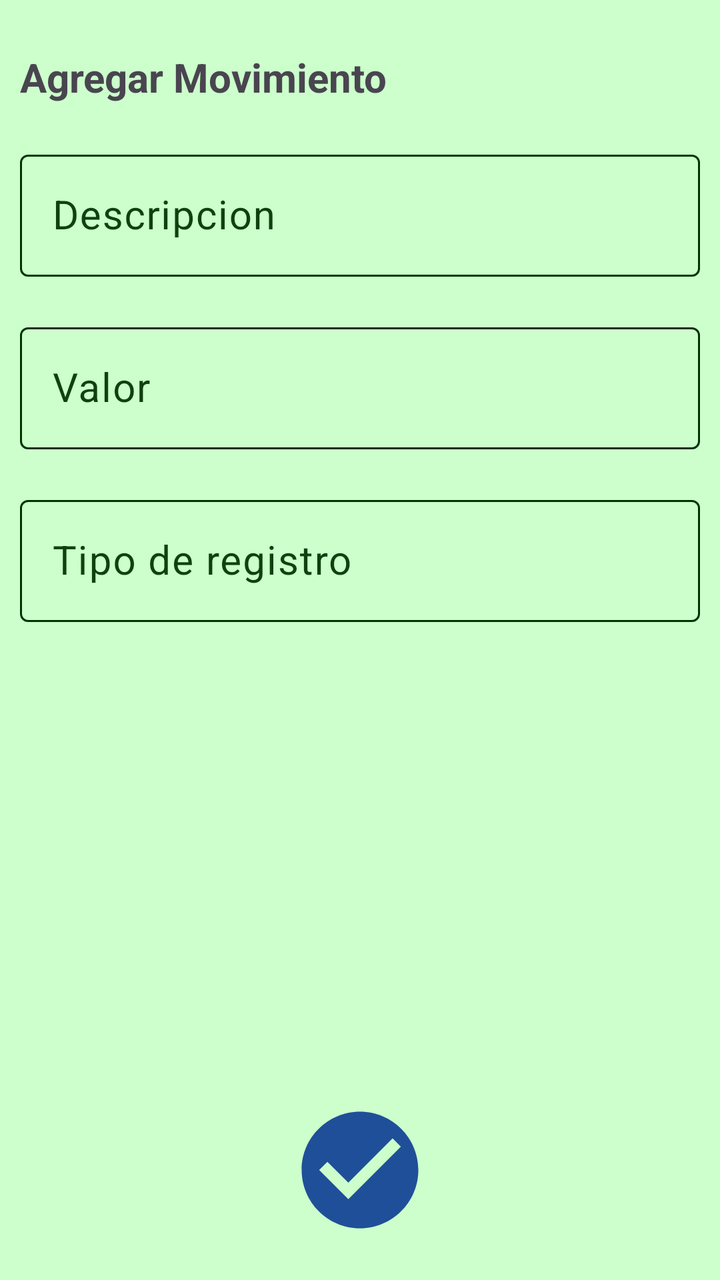
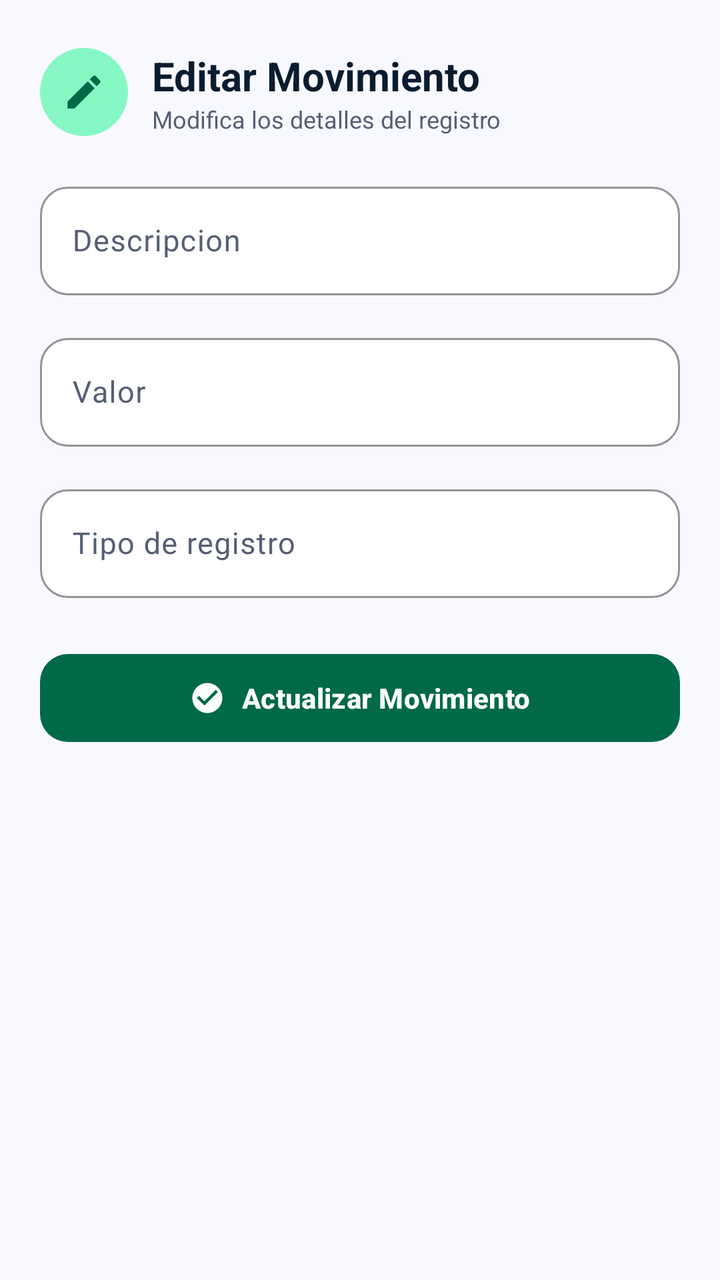

The first picture is an Android layout as it rendered before a commit; the second is the same layout after the commit. The layout source and the unified diff follow.
<!-- AndroidManifest.xml: application theme Theme.MyLittleFinanControl -->
<!-- res/layout/activity_actualizar_movimiento.xml -->
<?xml version="1.0" encoding="utf-8"?>
<RelativeLayout
    xmlns:android="http://schemas.android.com/apk/res/android"
    xmlns:app="http://schemas.android.com/apk/res-auto"
    xmlns:tools="http://schemas.android.com/tools"
    android:id="@+id/main"
    android:layout_width="match_parent"
    android:layout_height="match_parent"
    android:orientation="vertical"
    android:fitsSystemWindows="true"
    tools:context=".ActualizarMovimientoActivity">

    <TextView
        android:id="@+id/txtAgregarNota"
        android:text="@string/txtAgregarNota"
        android:textStyle="bold"
        android:layout_width="wrap_content"
        android:layout_height="wrap_content"
        android:layout_alignParentTop="true"
        android:layout_marginTop="15dp"
        android:textSize="20sp"
        android:padding="10dp"/>

    <com.google.android.material.textfield.TextInputLayout
        android:id="@+id/TILdescripcion"
        android:layout_width="match_parent"
        android:layout_height="wrap_content"
        android:layout_below="@+id/txtAgregarNota"
        android:padding="10dp">

        <EditText
            android:id="@+id/etDescripcion"
            android:maxLines="1"
            android:textSize="20sp"
            android:hint="@string/etDescripcion"
            android:layout_width="match_parent"
            android:layout_height="wrap_content"
            />
    </com.google.android.material.textfield.TextInputLayout>

    <com.google.android.material.textfield.TextInputLayout
        android:layout_width="match_parent"
        android:layout_height="wrap_content"
        android:id="@+id/TILValor"
        android:layout_below="@+id/TILdescripcion"
        android:padding="10dp">

        <EditText
            android:id="@+id/etValor"
            android:hint="@string/etValor"
            android:textSize="20sp"
            android:layout_width="match_parent"
            android:layout_height="wrap_content"/>

    </com.google.android.material.textfield.TextInputLayout>

    <com.google.android.material.textfield.TextInputLayout
        android:layout_width="match_parent"
        android:layout_height="wrap_content"
        android:layout_below="@+id/TILValor"
        android:padding="10dp">

        <EditText
            android:id="@+id/etTipoReg"
            android:hint="@string/etTipoReg"
            android:textSize="20sp"
            android:layout_width="match_parent"
            android:layout_height="wrap_content"/>

    </com.google.android.material.textfield.TextInputLayout>

    <ImageView
        android:id="@+id/ivActualizarMovimiento"
        android:src="@drawable/ic_check"
        android:layout_alignParentBottom="true"
        android:layout_centerInParent="true"
        android:layout_marginEnd="15dp"
        android:layout_marginBottom="20dp"
        android:layout_width="70dp"
        android:layout_height="70dp"/>

</RelativeLayout>
<!-- resources referenced by this layout -->
<resources>
  <string name="etValor">Valor</string>
  <string name="txtAgregarNota">Agregar Movimiento</string>
  <style name="Base.Theme.MyLittleFinanControl" parent="Theme.Material3.DayNight.NoActionBar">
  
          
          <item name="colorPrimary">@color/verde_oscuro</item>
          
          <item name="colorOnPrimary">@android:color/white</item>
  
          
          <item name="colorPrimaryContainer">@color/verde_claro</item>
          
          <item name="colorOnPrimaryContainer">@color/verde_negro</item>
  
          
          <item name="colorSecondary">@color/verde</item>
          
          <item name="colorOnSecondary">@color/verde_negro</item>
  
          
          <item name="colorSecondaryContainer">@color/verde_transparente</item>
          <item name="colorOnSecondaryContainer">@color/verde_negro</item>
  
          
          <item name="colorTertiary">@color/verde_blanco_transparente</item>
          <item name="colorOnTertiary">@color/verde_negro</item>
  
          
          <item name="colorOutline">@color/verde_negro</item>
  
          
          <item name="colorOnSurface">@color/verde_negro</item>
  
          
          
          <item name="android:windowBackground">@color/verde_claro</item>
          
          <item name="colorSurface">@color/verde_blanco_transparente</item>
  
          
          <item name="colorError">@color/rojo_alerta</item>
          <item name="colorOnError">@color/rojo_transparente</item>
  
          
          <item name="android:statusBarColor">@android:color/white</item>
          <item name="android:windowLightStatusBar">true</item>
  
          
          <item name="colorSurfaceVariant">@color/verde_transparente</item>
          <item name="colorOnSurfaceVariant">@color/verde_gris</item>
  
          
          <item name="popupMenuBackground">@android:color/white</item>
          <item name="android:popupBackground">@android:color/white</item>
  
          <item name="colorSurfaceContainer">@color/verde_claro</item>
          <item name="colorSurfaceContainerLow">@color/verde_claro</item>
          <item name="colorSurfaceContainerHigh">@color/verde_claro</item>
          <item name="colorSurfaceContainerHighest">@color/verde_claro</item>
      </style>
  <color name="verde_oscuro">#008000</color>
  <color name="verde_claro">#CCFFCC</color>
  <color name="verde_negro">#003300</color>
  <color name="verde">#00C292</color>
  <color name="verde_transparente">#5FCCFFCC</color>
  <color name="verde_blanco_transparente">#D3F6FFF6</color>
  <color name="rojo_alerta">#F20000</color>
  <color name="rojo_transparente">#7BF69F9F</color>
  <color name="verde_gris">#ED003300</color>
  <!-- unchanged entries left out for length: 4 -->
</resources>

<!-- the commit's change to res/layout/activity_actualizar_movimiento.xml (unified diff, before → after) -->
@@ -1,82 +1,153 @@
 <?xml version="1.0" encoding="utf-8"?>
-<RelativeLayout
-    xmlns:android="http://schemas.android.com/apk/res/android"
+<ScrollView xmlns:android="http://schemas.android.com/apk/res/android"
     xmlns:app="http://schemas.android.com/apk/res-auto"
     xmlns:tools="http://schemas.android.com/tools"
     android:id="@+id/main"
     android:layout_width="match_parent"
     android:layout_height="match_parent"
-    android:orientation="vertical"
+    android:background="@color/surface_bg"
     android:fitsSystemWindows="true"
+    android:scrollbars="none"
     tools:context=".ActualizarMovimientoActivity">
 
-    <TextView
-        android:id="@+id/txtAgregarNota"
-        android:text="@string/txtAgregarNota"
-        android:textStyle="bold"
-        android:layout_width="wrap_content"
-        android:layout_height="wrap_content"
-        android:layout_alignParentTop="true"
-        android:layout_marginTop="15dp"
-        android:textSize="20sp"
-        android:padding="10dp"/>
-
-    <com.google.android.material.textfield.TextInputLayout
-        android:id="@+id/TILdescripcion"
+    <LinearLayout
         android:layout_width="match_parent"
         android:layout_height="wrap_content"
-        android:layout_below="@+id/txtAgregarNota"
-        android:padding="10dp">
+        android:orientation="vertical"
+        android:paddingHorizontal="20dp"
+        android:paddingTop="24dp"
+        android:paddingBottom="36dp">
 
-        <EditText
-            android:id="@+id/etDescripcion"
-            android:maxLines="1"
-            android:textSize="20sp"
-            android:hint="@string/etDescripcion"
+        
+        <LinearLayout
             android:layout_width="match_parent"
             android:layout_height="wrap_content"
-            />
-    </com.google.android.material.textfield.TextInputLayout>
+            android:layout_marginBottom="20dp"
+            android:gravity="center_vertical"
+            android:orientation="horizontal">
 
-    <com.google.android.material.textfield.TextInputLayout
-        android:layout_width="match_parent"
-        android:layout_height="wrap_content"
-        android:id="@+id/TILValor"
-        android:layout_below="@+id/TILdescripcion"
-        android:padding="10dp">
+            <FrameLayout
+                android:layout_width="44dp"
+                android:layout_height="44dp"
+                android:background="@drawable/circle_primary_bg"
+                android:backgroundTint="@color/primary_fixed">
 
-        <EditText
-            android:id="@+id/etValor"
+                <ImageView
+                    android:layout_width="22dp"
+                    android:layout_height="22dp"
+                    android:layout_gravity="center"
+                    android:src="@drawable/ic_edit"
+                    app:tint="@color/primary_emerald" />
+            </FrameLayout>
+
+            <LinearLayout
+                android:layout_width="wrap_content"
+                android:layout_height="wrap_content"
+                android:layout_marginStart="12dp"
+                android:orientation="vertical">
+
+                <TextView
+                    android:id="@+id/txtAgregarNota"
+                    android:layout_width="wrap_content"
+                    android:layout_height="wrap_content"
+                    android:text="Editar Movimiento"
+                    android:textColor="@color/text_primary"
+                    android:textSize="20sp"
+                    android:textStyle="bold" />
+
+                <TextView
+                    android:layout_width="wrap_content"
+                    android:layout_height="wrap_content"
+                    android:text="Modifica los detalles del registro"
+                    android:textColor="@color/text_secondary"
+                    android:textSize="12sp" />
+            </LinearLayout>
+        </LinearLayout>
+
+        
+        <com.google.android.material.textfield.TextInputLayout
+            android:id="@+id/TILdescripcion"
+            style="@style/Widget.Material3.TextInputLayout.OutlinedBox"
+            android:layout_width="match_parent"
+            android:layout_height="wrap_content"
+            android:layout_marginBottom="16dp"
+            android:hint="@string/etDescripcion"
+            app:boxBackgroundColor="@color/surface_card"
+            app:boxCornerRadiusBottomEnd="14dp"
+            app:boxCornerRadiusBottomStart="14dp"
+            app:boxCornerRadiusTopEnd="14dp"
+            app:boxCornerRadiusTopStart="14dp"
+            app:boxStrokeColor="@color/outline_variant">
+
+            <EditText
+                android:id="@+id/etDescripcion"
+                android:layout_width="match_parent"
+                android:layout_height="wrap_content"
+                android:inputType="textCapSentences"
+                android:textColor="@color/text_primary"
+                android:textSize="15sp" />
+        </com.google.android.material.textfield.TextInputLayout>
+
+        
+        <com.google.android.material.textfield.TextInputLayout
+            android:id="@+id/TILValor"
+            style="@style/Widget.Material3.TextInputLayout.OutlinedBox"
+            android:layout_width="match_parent"
+            android:layout_height="wrap_content"
+            android:layout_marginBottom="16dp"
             android:hint="@string/etValor"
-            android:textSize="20sp"
+            app:boxBackgroundColor="@color/surface_card"
+            app:boxCornerRadiusBottomEnd="14dp"
+            app:boxCornerRadiusBottomStart="14dp"
+            app:boxCornerRadiusTopEnd="14dp"
+            app:boxCornerRadiusTopStart="14dp"
+            app:boxStrokeColor="@color/outline_variant">
+
+            <EditText
+                android:id="@+id/etValor"
+                android:layout_width="match_parent"
+                android:layout_height="wrap_content"
+                android:inputType="numberDecimal"
+                android:textColor="@color/text_primary"
+                android:textSize="15sp" />
+        </com.google.android.material.textfield.TextInputLayout>
+
+        
+        <com.google.android.material.textfield.TextInputLayout
+            style="@style/Widget.Material3.TextInputLayout.OutlinedBox"
             android:layout_width="match_parent"
-            android:layout_height="wrap_content"/>
+            android:layout_height="wrap_content"
+            android:layout_marginBottom="24dp"
+            android:hint="@string/etTipoReg"
+            app:boxBackgroundColor="@color/surface_card"
+            app:boxCornerRadiusBottomEnd="14dp"
+            app:boxCornerRadiusBottomStart="14dp"
+            app:boxCornerRadiusTopEnd="14dp"
+            app:boxCornerRadiusTopStart="14dp"
+            app:boxStrokeColor="@color/outline_variant">
 
-    </com.google.android.material.textfield.TextInputLayout>
+            <EditText
+                android:id="@+id/etTipoReg"
+                android:layout_width="match_parent"
+                android:layout_height="wrap_content"
+                android:textColor="@color/text_primary"
+                android:textSize="15sp" />
+        </com.google.android.material.textfield.TextInputLayout>
 
-    <com.google.android.material.textfield.TextInputLayout
-        android:layout_width="match_parent"
-        android:layout_height="wrap_content"
-        android:layout_below="@+id/TILValor"
-        android:padding="10dp">
+        
+        <com.google.android.material.button.MaterialButton
+            android:id="@+id/ivActualizarMovimiento"
+            android:layout_width="match_parent"
+            android:layout_height="52dp"
+            android:text="Actualizar Movimiento"
+            android:textColor="@android:color/white"
+            android:textSize="14sp"
+            android:textStyle="bold"
+            app:backgroundTint="@color/primary_emerald"
+            app:cornerRadius="14dp"
+            app:icon="@drawable/ic_check"
+            app:iconGravity="textStart"
+            app:iconTint="@android:color/white" />
 
-        <EditText
-            android:id="@+id/etTipoReg"
-            android:hint="@string/etTipoReg"
-            android:textSize="20sp"
-            android:layout_width="match_parent"
-            android:layout_height="wrap_content"/>
-
-    </com.google.android.material.textfield.TextInputLayout>
-
-    <ImageView
-        android:id="@+id/ivActualizarMovimiento"
-        android:src="@drawable/ic_check"
-        android:layout_alignParentBottom="true"
-        android:layout_centerInParent="true"
-        android:layout_marginEnd="15dp"
-        android:layout_marginBottom="20dp"
-        android:layout_width="70dp"
-        android:layout_height="70dp"/>
-
-</RelativeLayout>
+    </LinearLayout>
+</ScrollView>
<!-- resource entries referenced after the edit -->
@@ -1,74 +1,88 @@
 <!-- resources referenced by this layout -->
 <resources>
+  <color name="outline_variant">#BCCAC0</color>
+  <color name="primary_emerald">#006948</color>
+  <color name="primary_fixed">#85F8C4</color>
+  <color name="surface_bg">#F8F9FF</color>
+  <color name="surface_card">#FFFFFF</color>
+  <color name="text_primary">#0B1C30</color>
+  <color name="text_secondary">#565E74</color>
+  <!-- drawable circle_primary_bg (drawable) -->
+  <?xml version="1.0" encoding="utf-8"?>
+  <shape xmlns:android="http://schemas.android.com/apk/res/android"
+      android:shape="oval">
+      <solid android:color="?attr/colorPrimary" />
+  </shape>
+  <!-- drawable ic_edit (drawable) -->
+  <vector xmlns:android="http://schemas.android.com/apk/res/android" android:autoMirrored="true" android:height="24dp" android:tint="?attr/colorPrimary" android:viewportHeight="24" android:viewportWidth="24" android:width="24dp">
+        
+      <path android:fillColor="?attr/colorPrimary" android:pathData="M3,17.25V21h3.75L17.81,9.94l-3.75,-3.75L3,17.25zM20.71,7.04c0.39,-0.39 0.39,-1.02 0,-1.41l-2.34,-2.34c-0.39,-0.39 -1.02,-0.39 -1.41,0l-1.83,1.83 3.75,3.75 1.83,-1.83z"/>
+      
+  </vector>
   <string name="etValor">Valor</string>
-  <string name="txtAgregarNota">Agregar Movimiento</string>
   <style name="Base.Theme.MyLittleFinanControl" parent="Theme.Material3.DayNight.NoActionBar">
   
           
-          <item name="colorPrimary">@color/verde_oscuro</item>
-          
+          <item name="colorPrimary">@color/primary_emerald</item>
           <item name="colorOnPrimary">@android:color/white</item>
   
           
-          <item name="colorPrimaryContainer">@color/verde_claro</item>
-          
-          <item name="colorOnPrimaryContainer">@color/verde_negro</item>
+          <item name="colorPrimaryContainer">@color/surface_container_low</item>
+          <item name="colorOnPrimaryContainer">@color/primary_emerald</item>
   
           
-          <item name="colorSecondary">@color/verde</item>
-          
-          <item name="colorOnSecondary">@color/verde_negro</item>
+          <item name="colorSecondary">@color/text_secondary</item>
+          <item name="colorOnSecondary">@android:color/white</item>
+  
+          <item name="colorSecondaryContainer">@color/secondary_container</item>
+          <item name="colorOnSecondaryContainer">@color/on_secondary_container</item>
   
           
-          <item name="colorSecondaryContainer">@color/verde_transparente</item>
-          <item name="colorOnSecondaryContainer">@color/verde_negro</item>
+          <item name="colorTertiary">@color/income_green_bg</item>
+          <item name="colorOnTertiary">@color/badge_paid_text</item>
   
           
-          <item name="colorTertiary">@color/verde_blanco_transparente</item>
-          <item name="colorOnTertiary">@color/verde_negro</item>
+          <item name="colorOutline">@color/border_subtle</item>
   
           
-          <item name="colorOutline">@color/verde_negro</item>
+          <item name="android:windowBackground">@color/surface_bg</item>
+          <item name="colorSurface">@color/surface_card</item>
+          <item name="colorSurfaceVariant">@color/surface_variant</item>
+          <item name="colorOnSurface">@color/text_primary</item>
+          <item name="colorOnSurfaceVariant">@color/text_secondary</item>
   
           
-          <item name="colorOnSurface">@color/verde_negro</item>
+          <item name="colorError">@color/expense_red</item>
+          <item name="colorErrorContainer">@color/expense_red_bg</item>
+          <item name="colorOnError">@android:color/white</item>
+          <item name="colorOnErrorContainer">@color/on_expense_red</item>
   
           
-          
-          <item name="android:windowBackground">@color/verde_claro</item>
-          
-          <item name="colorSurface">@color/verde_blanco_transparente</item>
-  
-          
-          <item name="colorError">@color/rojo_alerta</item>
-          <item name="colorOnError">@color/rojo_transparente</item>
-  
-          
-          <item name="android:statusBarColor">@android:color/white</item>
+          <item name="android:statusBarColor">@color/surface_bg</item>
           <item name="android:windowLightStatusBar">true</item>
   
           
-          <item name="colorSurfaceVariant">@color/verde_transparente</item>
-          <item name="colorOnSurfaceVariant">@color/verde_gris</item>
+          <item name="popupMenuBackground">@color/surface_card</item>
+          <item name="android:popupBackground">@color/surface_card</item>
   
-          
-          <item name="popupMenuBackground">@android:color/white</item>
-          <item name="android:popupBackground">@android:color/white</item>
-  
-          <item name="colorSurfaceContainer">@color/verde_claro</item>
-          <item name="colorSurfaceContainerLow">@color/verde_claro</item>
-          <item name="colorSurfaceContainerHigh">@color/verde_claro</item>
-          <item name="colorSurfaceContainerHighest">@color/verde_claro</item>
+          <item name="colorSurfaceContainer">@color/surface_container</item>
+          <item name="colorSurfaceContainerLow">@color/surface_container_low</item>
+          <item name="colorSurfaceContainerHigh">@color/surface_container_high</item>
+          <item name="colorSurfaceContainerHighest">@color/surface_container_highest</item>
       </style>
-  <color name="verde_oscuro">#008000</color>
-  <color name="verde_claro">#CCFFCC</color>
-  <color name="verde_negro">#003300</color>
-  <color name="verde">#00C292</color>
-  <color name="verde_transparente">#5FCCFFCC</color>
-  <color name="verde_blanco_transparente">#D3F6FFF6</color>
-  <color name="rojo_alerta">#F20000</color>
-  <color name="rojo_transparente">#7BF69F9F</color>
-  <color name="verde_gris">#ED003300</color>
+  <color name="surface_container_low">#EFF4FF</color>
+  <color name="secondary_container">#DAE2FD</color>
+  <color name="on_secondary_container">#5C647A</color>
+  <color name="income_green_bg">#85F8C4</color>
+  <color name="badge_paid_text">#002114</color>
+  <color name="border_subtle">#BCCAC0</color>
+  <color name="surface_variant">#D3E4FE</color>
+  <color name="expense_red">#BA1A1A</color>
+  <color name="expense_red_bg">#FFDAD6</color>
+  <color name="on_expense_red">#93000A</color>
+  <color name="surface_container">#E5EEFF</color>
+  <color name="surface_container_high">#DCE9FF</color>
+  <color name="surface_container_highest">#D3E4FE</color>
   <!-- unchanged entries left out for length: 4 -->
 </resources>
 
